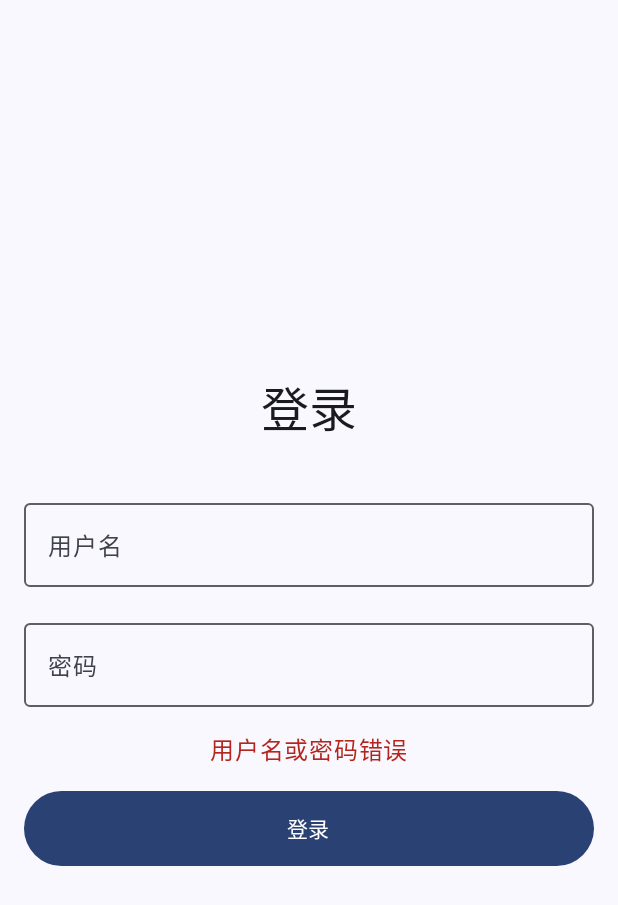
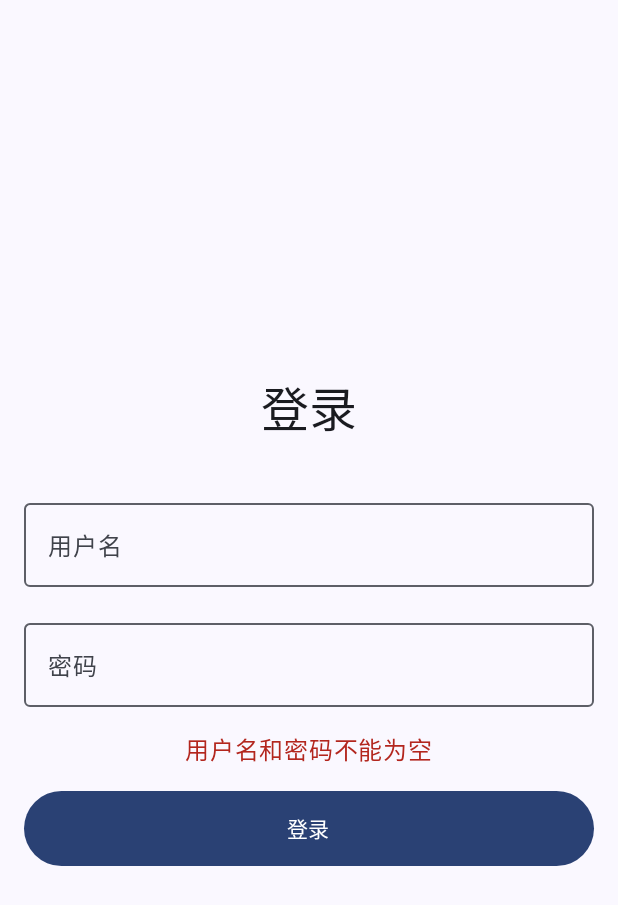
Before and after one commit to PanJX02/CloudDrive, an Android app built with Jetpack Compose: the screen it shows after launch (MainActivity), after a tap on "登录", on a phone screen of 412 x 824 dp. Shown: the top 905 px of the screen. Run offline under Robolectric (Android 15) with nearby library versions, the phone set to English and light mode, and no system bars; libraries missing offline, so code that uses them is left out: com.jakewharton.retrofit2.

Commit message:
feat(auth): 实现用户登录功能
- 添加登录请求和响应数据模型 `User` 和 `LoginData`
- 新增 `LoginViewModel`，实现登录逻辑，包括验证用户名密码和网络请求登录
- 使用 Retrofit 实现网络请求，并添加 `MyNetworkApiService` 定义登录接口
- 更新 `UserPreferences`，添加 token 存储，支持持久化存储用户登录状态
- 添加登录拦截器，记录http请求的详细日志信息
- 删除 `User` 类，使用`LoginRequest.User`替代
- 更新 `FileViewModel`，使用网络请求获取文件列表
- 更新`FileRoute`，根据`FileUiState`显示不同状态
- 在 `MeRoute`中添加退出登录按钮，并清除本地登录数据
- 实现传输路由，展示上传和下载任务列表
- 更新导航逻辑，在启动页面根据登录状态跳转登录页或首页,以及退出登录之后跳转到登录页

```diff
--- a/app/src/main/java/com/panjx/clouddrive/core/modle/File.kt
+++ b/app/src/main/java/com/panjx/clouddrive/core/modle/File.kt
@@ -1,7 +1,5 @@
 package com.panjx.clouddrive.core.modle
 
-import androidx.compose.runtime.MutableState
-import androidx.compose.runtime.mutableStateOf
 import kotlinx.serialization.Serializable
 
 /**
--- a/app/src/main/java/com/panjx/clouddrive/core/network/retrofit/MyNetworkApiService.kt
+++ b/app/src/main/java/com/panjx/clouddrive/core/network/retrofit/MyNetworkApiService.kt
@@ -1,6 +1,8 @@
 package com.panjx.clouddrive.core.network.retrofit
 
 import com.panjx.clouddrive.core.modle.File
+import com.panjx.clouddrive.core.modle.request.User
+import com.panjx.clouddrive.core.modle.response.LoginData
 import com.panjx.clouddrive.core.modle.response.NetworkPageData
 import com.panjx.clouddrive.core.modle.response.NetworkResponse
 import retrofit2.http.Body
@@ -24,4 +26,8 @@ interface MyNetworkApiService {
 //    suspend fun login(
 //        @Body data: User
 //    ):NetworkResponse<Session>
+    @POST("login")
+    suspend fun login(
+        @Body data: User
+    ): NetworkResponse<LoginData>
 }
--- a/app/src/main/java/com/panjx/clouddrive/core/ui/FileDataPreviewParameterProvider.kt
+++ b/app/src/main/java/com/panjx/clouddrive/core/ui/FileDataPreviewParameterProvider.kt
@@ -4,7 +4,7 @@ import com.panjx.clouddrive.core.modle.File
 
 object FilePreviewParameterData {
 
-    val FILE=File(
+    val FILE= File(
         id = "1",
         name = "sunset.jpg",
         size = 3_145_728,
--- a/app/src/main/java/com/panjx/clouddrive/data/User.kt
+++ /dev/null
@@ -1,6 +0,0 @@
-package com.panjx.clouddrive.data
-
-data class User(
-    val username: String,
-    val token: String
-)
--- a/app/src/main/java/com/panjx/clouddrive/data/UserPreferences.kt
+++ b/app/src/main/java/com/panjx/clouddrive/data/UserPreferences.kt
@@ -16,6 +16,7 @@ class UserPreferences(private val context: Context) {
     companion object {
         private val IS_LOGGED_IN = booleanPreferencesKey("is_logged_in")
         private val USERNAME = stringPreferencesKey("username")
+        private val TOKEN = stringPreferencesKey("token")
     }
 
     val isLoggedIn: Flow<Boolean> = context.dataStore.data
@@ -28,10 +29,16 @@ class UserPreferences(private val context: Context) {
             preferences[USERNAME] ?: ""
         }
 
-    suspend fun setLoggedIn(isLoggedIn: Boolean, username: String = "") {
+    val token: Flow<String> = context.dataStore.data
+        .map { preferences ->
+            preferences[TOKEN] ?: ""
+        }
+
+    suspend fun setLoggedIn(isLoggedIn: Boolean, username: String = "", token: String = "") {
         context.dataStore.edit { preferences ->
             preferences[IS_LOGGED_IN] = isLoggedIn
             preferences[USERNAME] = username
+            preferences[TOKEN] = token
         }
     }
 
@@ -39,6 +46,7 @@ class UserPreferences(private val context: Context) {
         context.dataStore.edit { preferences ->
             preferences[IS_LOGGED_IN] = false
             preferences[USERNAME] = ""
+            preferences[TOKEN] = ""
         }
     }
 }
--- a/app/src/main/java/com/panjx/clouddrive/feature/login/LoginViewModel.kt
+++ b/app/src/main/java/com/panjx/clouddrive/feature/login/LoginViewModel.kt
@@ -3,13 +3,46 @@ package com.panjx.clouddrive.feature.login
 import android.app.Application
 import androidx.lifecycle.AndroidViewModel
 import androidx.lifecycle.viewModelScope
+import com.jakewharton.retrofit2.converter.kotlinx.serialization.asConverterFactory
+import com.panjx.clouddrive.core.config.Config
+import com.panjx.clouddrive.core.modle.request.User
+import com.panjx.clouddrive.core.network.retrofit.MyNetworkApiService
 import com.panjx.clouddrive.data.UserPreferences
 import kotlinx.coroutines.flow.MutableStateFlow
 import kotlinx.coroutines.flow.StateFlow
 import kotlinx.coroutines.launch
+import kotlinx.serialization.json.Json
+import okhttp3.OkHttpClient
+import okhttp3.logging.HttpLoggingInterceptor
+import retrofit2.Retrofit
+import okhttp3.MediaType.Companion.toMediaType
 
 class LoginViewModel(application: Application) : AndroidViewModel(application) {
     private val userPreferences = UserPreferences(application)
+    private val networkApiService: MyNetworkApiService
+
+    init {
+        val loggingInterceptor = HttpLoggingInterceptor().apply {
+            level = HttpLoggingInterceptor.Level.BODY
+        }
+
+        val client = OkHttpClient.Builder()
+            .addInterceptor(loggingInterceptor)
+            .build()
+
+        val contentType = "application/json".toMediaType()
+        val json = Json {
+            ignoreUnknownKeys = true
+            prettyPrint = true
+        }
+
+        val retrofit = Retrofit.Builder()
+            .baseUrl(Config.ENDPOINT)
+            .client(client)
+            .addConverterFactory(json.asConverterFactory(contentType))
+            .build()
+        networkApiService = retrofit.create(MyNetworkApiService::class.java)
+    }
 
     private val _loginState = MutableStateFlow<LoginState>(LoginState.Initial)
     val loginState: StateFlow<LoginState> = _loginState
@@ -30,11 +63,26 @@ class LoginViewModel(application: Application) : AndroidViewModel(application) {
 
     fun login() {
         viewModelScope.launch {
-            if (_username.value == "admin" && _password.value == "20020920") {
-                userPreferences.setLoggedIn(true, _username.value)
-                _loginState.value = LoginState.Success
-            } else {
-                _loginState.value = LoginState.Error("用户名或密码错误")
+            try {
+                if (_username.value.isBlank() || _password.value.isBlank()) {
+                    _loginState.value = LoginState.Error("用户名和密码不能为空")
+                    return@launch
+                }
+
+                val user = User(_username.value, _password.value)
+                val response = networkApiService.login(user)
+                if (response.code == 200) {
+                    response.data?.let { loginData ->
+                        userPreferences.setLoggedIn(true, _username.value, loginData.token)
+                        _loginState.value = LoginState.Success
+                    } ?: run {
+                        _loginState.value = LoginState.Error("登录数据为空")
+                    }
+                } else {
+                    _loginState.value = LoginState.Error(response.message ?: "登录失败")
+                }
+            } catch (e: Exception) {
+                _loginState.value = LoginState.Error("网络错误：${e.message}")
             }
         }
     }
--- a/app/src/main/java/com/panjx/clouddrive/feature/main/MainNavigation.kt
+++ b/app/src/main/java/com/panjx/clouddrive/feature/main/MainNavigation.kt
@@ -3,6 +3,8 @@ package com.panjx.clouddrive.feature.main
 import androidx.navigation.NavController
 import androidx.navigation.NavGraphBuilder
 import androidx.navigation.compose.composable
+import com.panjx.clouddrive.data.UserPreferences
+import com.panjx.clouddrive.feature.login.LOGIN_ROUTE
 import com.panjx.clouddrive.feature.splash.SPLASH_ROUTE
 import com.panjx.clouddrive.feature.splash.SplashRoute
 
@@ -28,11 +30,15 @@ fun NavController.navigateToMain(): Unit {
  * 主页路由
  */
 fun NavGraphBuilder.mainScreen(
-    finishPage: () -> Unit
+    finishPage: () -> Unit,
+    userPreferences: UserPreferences,
+    onNavigateToLogin: () -> Unit
 ) {
     composable(MAIN_ROUTE) {
         MainRote(
-            finishPage = finishPage
+            finishPage = finishPage,
+            userPreferences = userPreferences,
+            onNavigateToLogin = onNavigateToLogin
         )
     }
 }
--- a/app/src/main/java/com/panjx/clouddrive/feature/splash/SplashRoute.kt
+++ b/app/src/main/java/com/panjx/clouddrive/feature/splash/SplashRoute.kt
@@ -5,6 +5,9 @@ import androidx.compose.foundation.Image
 import androidx.compose.foundation.background
 import androidx.compose.foundation.clickable
 import androidx.compose.foundation.layout.*
+import androidx.compose.material.icons.Icons
+import androidx.compose.material.icons.filled.Cloud
+import androidx.compose.material3.Icon
 import androidx.compose.material3.MaterialTheme
 import androidx.compose.material3.Text
 import androidx.compose.runtime.Composable
@@ -64,21 +67,21 @@ fun SplashScreen(
             .fillMaxSize()
             .background(color = MaterialTheme.colorScheme.background)
     ) {
-        //region Logo
-        Image(painter = painterResource(id = R.drawable.splash_logo),
+        Icon(
+            imageVector = Icons.Filled.Cloud,
             contentDescription = null,
+            tint = MaterialTheme.colorScheme.primary,
             modifier = Modifier
-                .width(120.dp)
-                .height(120.dp)
+                .size(160.dp)
                 .align(Alignment.TopCenter)
                 .offset(y = 120.dp)
         )
-        //endregion
 
         //名字
         Text(
             text = stringResource(id = R.string.app_name),
             style = MaterialTheme.typography.headlineLarge,
+            color = MaterialTheme.colorScheme.onBackground,
             modifier = Modifier
                 .align(Alignment.BottomCenter)
                 .offset(y = (-80).dp)
@@ -90,6 +93,7 @@ fun SplashScreen(
 
         Text(
             "倒计时：$timeLeft",
+            color = MaterialTheme.colorScheme.onBackground,
             modifier = Modifier
                 .align(Alignment.TopEnd)
                 .offset(y = 40.dp)
--- a/app/src/main/java/com/panjx/clouddrive/ui/MyApp.kt
+++ b/app/src/main/java/com/panjx/clouddrive/ui/MyApp.kt
@@ -1,14 +1,19 @@
 package com.panjx.clouddrive.ui
 
+import android.content.Context
 import androidx.compose.runtime.Composable
 import androidx.compose.runtime.LaunchedEffect
+import androidx.compose.runtime.remember
 import androidx.compose.ui.Modifier
+import androidx.compose.ui.platform.LocalContext
 import androidx.lifecycle.viewmodel.compose.viewModel
 import androidx.navigation.NavHostController
 import androidx.navigation.compose.NavHost
 import androidx.navigation.compose.composable
+import com.panjx.clouddrive.data.UserPreferences
 import com.panjx.clouddrive.feature.login.LOGIN_ROUTE
 import com.panjx.clouddrive.feature.login.loginScreen
+import com.panjx.clouddrive.feature.main.MAIN_ROUTE
 import com.panjx.clouddrive.feature.main.mainScreen
 import com.panjx.clouddrive.feature.main.navigateToMain
 import com.panjx.clouddrive.feature.splash.SPLASH_ROUTE
@@ -19,16 +24,29 @@ fun MyApp(
     navController: NavHostController,
     modifier: Modifier = Modifier
 ) {
+    val context = LocalContext.current
+    val userPreferences = remember { UserPreferences(context) }
+
     NavHost(navController, startDestination = SPLASH_ROUTE) {
         splashScreen(
             toMain = navController::navigateToMain,
-            toLogin = { navController.navigate(LOGIN_ROUTE) }
+            toLogin = {
+                navController.navigate(LOGIN_ROUTE) {
+                    popUpTo(SPLASH_ROUTE) { inclusive = true }
+                }
+            }
         )
         loginScreen(
             toMain = navController::navigateToMain
         )
         mainScreen(
-            finishPage = navController::popBackStack
+            finishPage = navController::popBackStack,
+            userPreferences = userPreferences,
+            onNavigateToLogin = {
+                navController.navigate(LOGIN_ROUTE) {
+                    popUpTo(MAIN_ROUTE) { inclusive = true }
+                }
+            }
         )
     }
 }
--- a/gradle/libs.versions.toml
+++ b/gradle/libs.versions.toml
@@ -6,6 +6,9 @@ coilNetworkOkhttp = "3.1.0"
 constraintlayoutCompose = "1.1.1"
 datastorePreferences = "1.1.3"
 foundationLayout = "1.7.8"
+hiltAndroid = "2.50"
+hiltAndroidCompiler = "2.50"
+hiltNavigationCompose = "1.1.0"
 kotlin = "2.0.0"
 coreKtx = "1.15.0"
 junit = "4.13.2"
@@ -32,6 +35,7 @@ androidx-constraintlayout-compose = { module = "androidx.constraintlayout:constr
 androidx-core-ktx = { group = "androidx.core", name = "core-ktx", version.ref = "coreKtx" }
 androidx-datastore-preferences = { module = "androidx.datastore:datastore-preferences", version.ref = "datastorePreferences" }
 androidx-foundation-layout = { module = "androidx.compose.foundation:foundation-layout", version.ref = "foundationLayout" }
+androidx-hilt-navigation-compose = { module = "androidx.hilt:hilt-navigation-compose", version.ref = "hiltNavigationCompose" }
 androidx-material = { module = "androidx.compose.material:material", version.ref = "material" }
 androidx-material-icons-extended = { module = "androidx.compose.material:material-icons-extended", version.ref = "material" }
 androidx-navigation-compose = { module = "androidx.navigation:navigation-compose", version.ref = "navigationCompose" }
@@ -39,6 +43,8 @@ androidx-security-crypto = { module = "androidx.security:security-crypto", versi
 coil-compose = { module = "io.coil-kt.coil3:coil-compose", version.ref = "coilCompose" }
 coil-network-okhttp = { module = "io.coil-kt.coil3:coil-network-okhttp", version.ref = "coilNetworkOkhttp" }
 google-accompanist-systemuicontroller = { module = "com.google.accompanist:accompanist-systemuicontroller" }
+hilt-android-compiler = { module = "com.google.dagger:hilt-android-compiler", version.ref = "hiltAndroidCompiler" }
+hilt-android = { module = "com.google.dagger:hilt-android", version.ref = "hiltAndroid" }
 junit = { group = "junit", name = "junit", version.ref = "junit" }
 androidx-junit = { group = "androidx.test.ext", name = "junit", version.ref = "junitVersion" }
 androidx-espresso-core = { group = "androidx.test.espresso", name = "espresso-core", version.ref = "espressoCore" }
```
Also changed, not shown: app/build.gradle.kts (+7 -2 lines), app/src/main/java/com/panjx/clouddrive/core/modle/request/LoginRequest.kt (added, +9 -0 lines), app/src/main/java/com/panjx/clouddrive/core/modle/response/LoginResponse.kt (added, +9 -0 lines), app/src/main/java/com/panjx/clouddrive/core/network/datasource/MyRetrofitDatasource.kt (+8 -1 lines), app/src/main/java/com/panjx/clouddrive/feature/file/component/ItemFile.kt (+1 -11 lines), app/src/main/java/com/panjx/clouddrive/feature/fileRoute/FileRoute.kt (+38 -20 lines), app/src/main/java/com/panjx/clouddrive/feature/fileRoute/FileViewModel.kt (+15 -20 lines), app/src/main/java/com/panjx/clouddrive/feature/main/MainRote.kt (+17 -8 lines), app/src/main/java/com/panjx/clouddrive/feature/meRoute/MeRoute.kt (+115 -8 lines), app/src/main/java/com/panjx/clouddrive/feature/transfersRoute/TransfersRoute.kt (+149 -4 lines).
